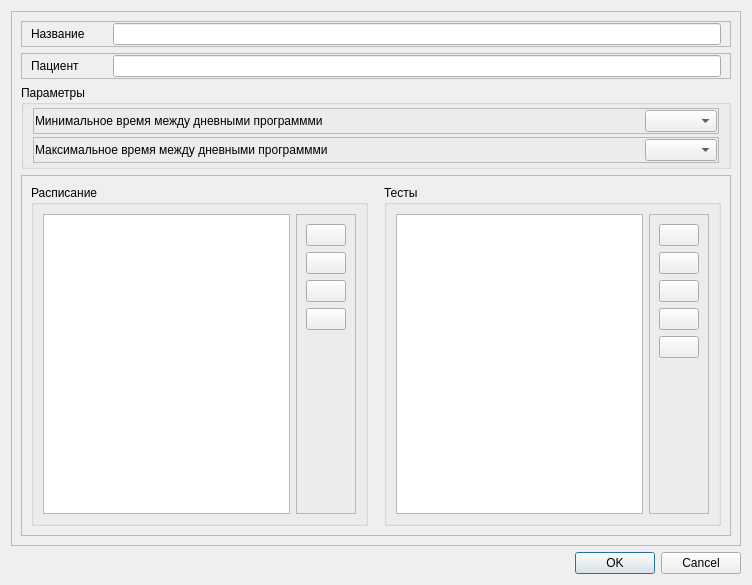
Qt form personal_programs/dialogs/activepersonalprogrameditor.ui (grigp/a-analyser) before a commit.
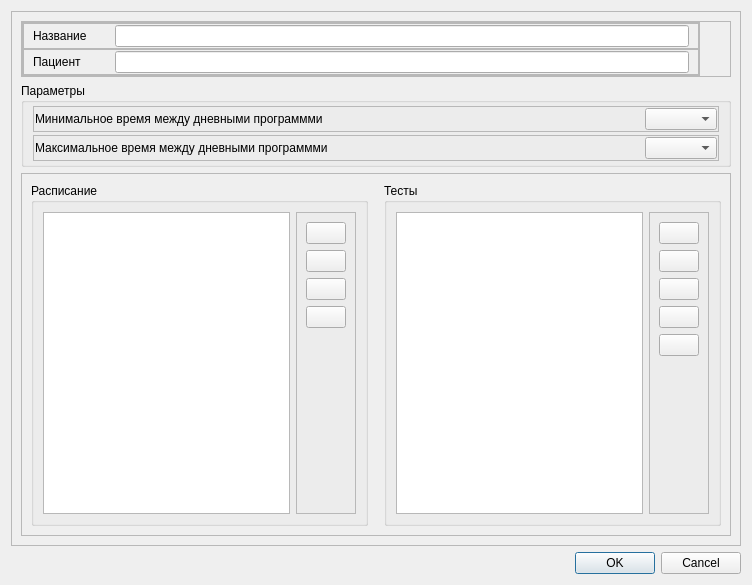
The same form after that commit. Icons and pictures are not drawn.

```diff
--- a/personal_programs/dialogs/activepersonalprogrameditor.ui
+++ b/personal_programs/dialogs/activepersonalprogrameditor.ui
@@ -24,6 +24,54 @@
      </property>
      <layout class="QVBoxLayout" name="verticalLayout_2">
       <item>
+       <widget class="QFrame" name="frProgramTitle">
+        <property name="frameShape">
+         <enum>QFrame::StyledPanel</enum>
+        </property>
+        <property name="frameShadow">
+         <enum>QFrame::Raised</enum>
+        </property>
+        <layout class="QHBoxLayout" name="horizontalLayout_8">
+         <property name="spacing">
+          <number>0</number>
+         </property>
+         <property name="leftMargin">
+          <number>0</number>
+         </property>
+         <property name="topMargin">
+          <number>0</number>
+         </property>
+         <property name="rightMargin">
+          <number>0</number>
+         </property>
+         <property name="bottomMargin">
+          <number>0</number>
+         </property>
+         <item>
+          <widget class="QFrame" name="frTitleNames">
+           <property name="frameShape">
+            <enum>QFrame::StyledPanel</enum>
+           </property>
+           <property name="frameShadow">
+            <enum>QFrame::Raised</enum>
+           </property>
+           <layout class="QVBoxLayout" name="verticalLayout_6">
+            <property name="spacing">
+             <number>0</number>
+            </property>
+            <property name="leftMargin">
+             <number>0</number>
+            </property>
+            <property name="topMargin">
+             <number>0</number>
+            </property>
+            <property name="rightMargin">
+             <number>0</number>
+            </property>
+            <property name="bottomMargin">
+             <number>0</number>
+            </property>
+            <item>
        <widget class="QFrame" name="frName">
         <property name="sizePolicy">
          <sizepolicy hsizetype="Preferred" vsizetype="Fixed">
@@ -117,6 +165,25 @@
         </layout>
        </widget>
       </item>
+           </layout>
+          </widget>
+         </item>
+         <item>
+          <widget class="QLabel" name="lblLogotip">
+           <property name="sizePolicy">
+            <sizepolicy hsizetype="Fixed" vsizetype="Fixed">
+             <horstretch>0</horstretch>
+             <verstretch>0</verstretch>
+            </sizepolicy>
+           </property>
+           <property name="text">
+            <string>         </string>
+           </property>
+          </widget>
+         </item>
+        </layout>
+       </widget>
+      </item>
       <item>
        <widget class="QGroupBox" name="gbParametrs">
         <property name="sizePolicy">
@@ -261,6 +328,9 @@
            <layout class="QHBoxLayout" name="horizontalLayout_5">
             <item>
              <widget class="QTableView" name="tvSchedule">
+              <attribute name="horizontalHeaderVisible">
+               <bool>false</bool>
+              </attribute>
               <attribute name="horizontalHeaderDefaultSectionSize">
                <number>300</number>
               </attribute>
@@ -403,7 +473,11 @@
            </property>
            <layout class="QHBoxLayout" name="horizontalLayout_6">
             <item>
-             <widget class="QTreeView" name="tvTests"/>
+             <widget class="QTreeView" name="tvTests">
+              <attribute name="headerVisible">
+               <bool>false</bool>
+              </attribute>
+             </widget>
             </item>
             <item>
              <widget class="QFrame" name="frTestsButtons">
```
Left out of the diff: 144 changed lines with no effect on the pictures. Lines whose indentation alone changed are shown as unchanged.
